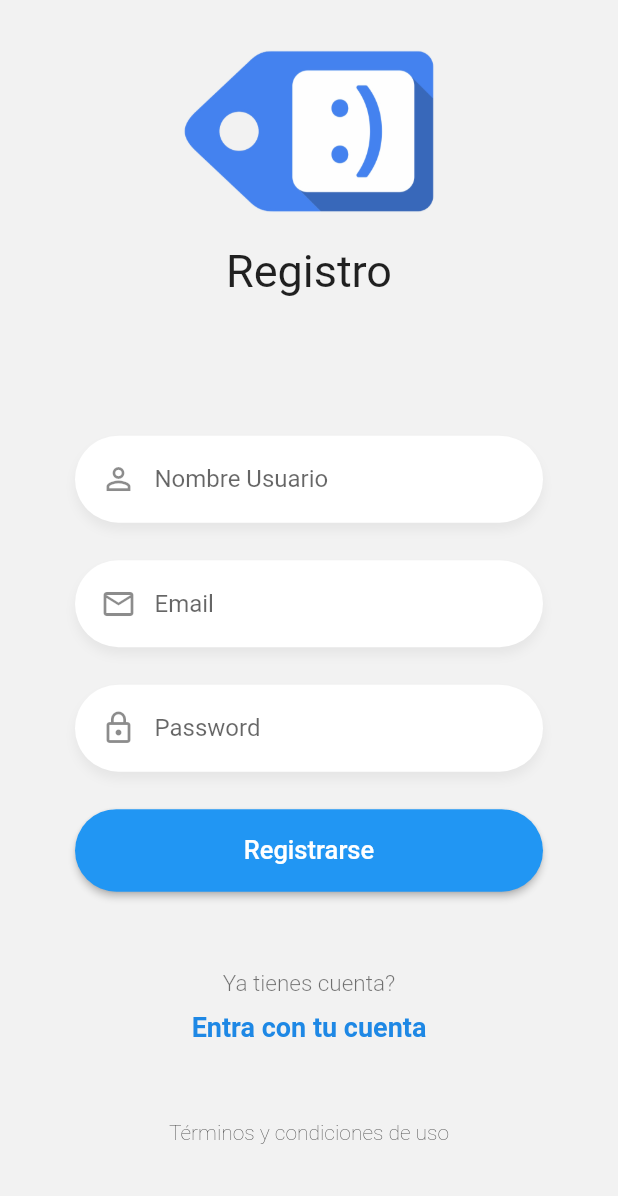
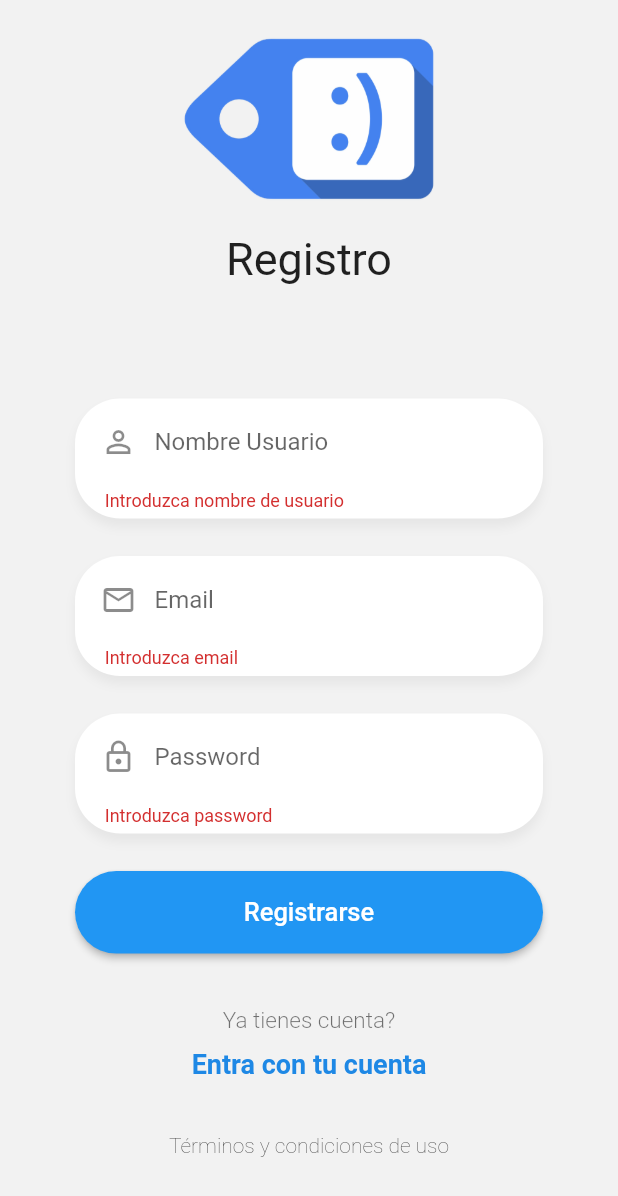
Before and after one commit to TioRou/flutter-chat-app, a Flutter app: the RegisterPage screen opened by its route, after a tap on "Registrarse", on a phone screen of 412 x 824 dp. Shown: the top 1196 px of the screen. Run offline on Flutter 3.47's test engine with Material 2 defaults, Android fonts, the phone set to English and light mode, and no system bars; our stand-ins replace flutter_secure_storage, pull_to_refresh; accounts and stored records are empty.

Commit message:
Login y Registro

```diff
--- /dev/null
+++ b/lib/src/global/environment.dart
@@ -0,0 +1,11 @@
+import 'dart:io';
+
+class Environment {
+  static String apiUrl = Platform.isIOS
+      ? 'http://localhost:3000/api'
+      : 'http://192.168.0.20:3000/api';
+
+  static String socketUrl = Platform.isIOS
+      ? 'http://localhost:3000/'
+      : 'http://192.168.0.20:3000/';
+}
--- /dev/null
+++ b/lib/src/models/login_response.dart
@@ -0,0 +1,35 @@
+// To parse this JSON data, do
+//
+//     final loginResponse = loginResponseFromJson(jsonString);
+
+import 'dart:convert';
+
+import 'package:chat_app/src/models/usuario.dart';
+
+LoginResponse loginResponseFromJson(String str) => LoginResponse.fromJson(json.decode(str));
+
+String loginResponseToJson(LoginResponse data) => json.encode(data.toJson());
+
+class LoginResponse {
+  LoginResponse({
+    this.ok,
+    this.usuario,
+    this.token,
+  });
+
+  bool ok;
+  Usuario usuario;
+  String token;
+
+  factory LoginResponse.fromJson(Map<String, dynamic> json) => LoginResponse(
+    ok: json["ok"],
+    usuario: Usuario.fromJson(json["usuario"]),
+    token: json["token"],
+  );
+
+  Map<String, dynamic> toJson() => {
+    "ok": ok,
+    "usuario": usuario.toJson(),
+    "token": token,
+  };
+}
--- a/lib/src/models/usuario.dart
+++ b/lib/src/models/usuario.dart
@@ -1,15 +1,37 @@
+// To parse this JSON data, do
+//
+//     final usuario = usuarioFromJson(jsonString);
 
+import 'dart:convert';
+
+Usuario usuarioFromJson(String str) => Usuario.fromJson(json.decode(str));
+
+String usuarioToJson(Usuario data) => json.encode(data.toJson());
 
 class Usuario {
+  Usuario({
+    this.online,
+    this.nombre,
+    this.email,
+    this.uid,
+  });
+
   bool online;
+  String nombre;
   String email;
-  String nombre;
   String uid;
 
-  Usuario({
-    this.online,
-    this.email,
-    this.nombre,
-    this.uid
-  });
+  factory Usuario.fromJson(Map<String, dynamic> json) => Usuario(
+    online: json["online"],
+    nombre: json["nombre"],
+    email: json["email"],
+    uid: json["uid"],
+  );
+
+  Map<String, dynamic> toJson() => {
+    "online": online,
+    "nombre": nombre,
+    "email": email,
+    "uid": uid,
+  };
 }
--- a/lib/src/pages/register_page.dart
+++ b/lib/src/pages/register_page.dart
@@ -1,8 +1,11 @@
 import 'package:flutter/material.dart';
 import 'package:flutter/rendering.dart';
 import 'package:flutter/services.dart';
+import 'package:provider/provider.dart';
+
+import 'package:chat_app/src/helpers/mostrar_alerta.dart';
 import 'package:chat_app/src/widgets/custom_input.dart';
-
+import 'package:chat_app/src/service/auth_service.dart';
 import 'package:chat_app/src/widgets/custom_label.dart';
 import 'package:chat_app/src/widgets/custom_logo.dart';
 import 'package:chat_app/src/widgets/custom_elevated_button.dart';
@@ -51,24 +54,31 @@ class __FormState extends State<_Form> {
   final nameController = TextEditingController();
   final emailController = TextEditingController();
   final passwordController = TextEditingController();
+  final _formKeyRegister = new GlobalKey<FormState>();
 
   @override
   Widget build(BuildContext context) {
+    final authService = Provider.of<AuthService>(context);
+
     return Container(
       margin: EdgeInsets.only(top: 40),
       padding: EdgeInsets.symmetric(horizontal: 50),
+      child: Form(
+        key: _formKeyRegister,
         child: Column(
           children: [
             CustomInput(
                 icon: Icons.perm_identity,
                 placeholder: 'Nombre Usuario',
                 textController: nameController,
+                origen: 'Register',
             ),
             SizedBox(height: 25),
             CustomInput(
                 icon: Icons.email_outlined,
                 placeholder: 'Email',
                 textController: emailController,
+                origen: 'Register',
                 keyboardType: TextInputType.emailAddress
             ),
             SizedBox(height: 25),
@@ -76,11 +86,30 @@ class __FormState extends State<_Form> {
               icon: Icons.lock_outline,
               placeholder: 'Password',
               textController: passwordController,
+              origen: 'Register',
               isPassword: true,
             ),
             SizedBox(height: 25),
-          CustomElevatedButton(controller: emailController, texto: 'Registrarse',)
+            CustomElevatedButton(
+              onPressed: authService.registrando ? null : () async {
+                if(_formKeyRegister.currentState.validate()) {
+                  FocusScope.of(context).unfocus();
+                  final registroOK = await authService.register(nameController.text.trim(), emailController.text.trim(), passwordController.text.trim());
+
+                  if (registroOK['ok']) {
+                    // TODO: Conectar a nuestro Socket Server
+
+                    Navigator.pushReplacementNamed(context, 'usuarios');
+                  } else {
+                    mostrarAlerta(context, 'Error Login', registroOK['msg']);
+                  }
+                }
+
+              },
+              texto: 'Registrarse',
+            )
           ],
+        ),
       ),
     );
   }
--- a/lib/src/pages/usuarios_page.dart
+++ b/lib/src/pages/usuarios_page.dart
@@ -1,6 +1,8 @@
 import 'package:flutter/material.dart';
+import 'package:provider/provider.dart';
 import 'package:pull_to_refresh/pull_to_refresh.dart';
 
+import 'package:chat_app/src/service/auth_service.dart';
 import 'package:chat_app/src/models/usuario.dart';
 
 class UsuariosPage extends StatefulWidget {
@@ -21,15 +23,22 @@ class _UsuariosPageState extends State<UsuariosPage> {
 
   @override
   Widget build(BuildContext context) {
+    final authService = Provider.of<AuthService>(context);
+    final usuario = authService.usuario;
+
     return SafeArea(
       child: Scaffold(
         appBar: AppBar(
-          title: Text('Mi nombre', style: TextStyle(color: Colors.black87),),
+          title: Text(usuario.nombre, style: TextStyle(color: Colors.black87),),
           elevation: 1,
           backgroundColor: Colors.white,
           leading: IconButton(
             icon: Icon(Icons.exit_to_app, color: Colors.black87,),
-            onPressed: () {},
+            onPressed: () {
+              //TODO: Desconectar del socket server
+              Navigator.pushReplacementNamed(context, 'login');
+              AuthService.deleteToken();
+            },
           ),
           actions: [
             Container(
--- a/lib/src/widgets/custom_elevated_button.dart
+++ b/lib/src/widgets/custom_elevated_button.dart
@@ -1,14 +1,13 @@
 import 'package:flutter/material.dart';
 
 class CustomElevatedButton extends StatelessWidget {
-  final TextEditingController controller;
+  final Function onPressed;
   final String texto;
 
   const CustomElevatedButton({
-    Key key,
-    @required this.controller,
-    @required this.texto
-  }) : super(key: key);
+    @required this.onPressed,
+    @required this.texto,
+  });
 
   @override
   Widget build(BuildContext context) {
@@ -19,9 +18,7 @@ class CustomElevatedButton extends StatelessWidget {
             shape: StadiumBorder(),
             minimumSize: Size(double.infinity, 55)
         ),
-        onPressed: () {
-          print(this.controller.text);
-        }
+        onPressed: onPressed,
     );
   }
 }
--- a/lib/src/widgets/custom_input.dart
+++ b/lib/src/widgets/custom_input.dart
@@ -1,3 +1,4 @@
+import 'package:chat_app/src/helpers/mostrar_alerta.dart';
 import 'package:flutter/material.dart';
 
 class CustomInput extends StatelessWidget {
@@ -5,20 +6,22 @@ class CustomInput extends StatelessWidget {
   final IconData icon;
   final String placeholder;
   final TextEditingController textController;
+  final String origen;
   final TextInputType keyboardType;
   final bool isPassword;
 
   const CustomInput({
-    Key key,
     @required this.icon,
     @required this.placeholder,
     @required this.textController,
+    @required this.origen,
     this.keyboardType = TextInputType.text,
     this.isPassword = false
-    }) : super(key: key);
+    });
 
   @override
   Widget build(BuildContext context) {
+
     return Container(
         padding: EdgeInsets.only(top: 5, bottom: 5, left: 5, right: 20),
         decoration: BoxDecoration(
@@ -32,7 +35,7 @@ class CustomInput extends StatelessWidget {
               ),
             ]
         ),
-        child: TextField(
+        child: TextFormField(
           controller: this.textController,
           textAlignVertical: TextAlignVertical.center,
           autocorrect: false,
@@ -44,6 +47,45 @@ class CustomInput extends StatelessWidget {
               border: InputBorder.none,
               hintText: this.placeholder
           ),
+          validator: (value) {
+            if (value.isEmpty) {
+              if(this.placeholder == 'Email') {
+                return '     Introduzca email';
+              } else if(this.placeholder == 'Password'){
+                return '     Introduzca password';
+              } else if(this.placeholder == 'Nombre Usuario') {
+                return '     Introduzca nombre de usuario';
+              }
+            }
+
+            if(this.placeholder == 'Email' && !value.contains('@')) {
+              return '     Introduzca un email valido';
+            }
+
+            if(this.placeholder == 'Password' && this.origen == 'Register') {
+              final String str = value;
+              final RegExp regExp1 = new RegExp('[a-z]');
+              final bool match1 = regExp1.hasMatch(str);
+
+              final RegExp regExp2 = new RegExp('[A-Z]');
+              final bool match2 = regExp2.hasMatch(str);
+
+              final RegExp regExp3 = new RegExp('[0-9]');
+              final bool match3 = regExp3.hasMatch(str);
+
+              final RegExp regExp4 = new RegExp('[!@#%&():;<>/=?]');
+              final bool match4 = regExp4.hasMatch(str);
+
+              if (!match1 || !match2 || !match3 || !match4 || str.length < 8) {
+                mostrarAlerta(context, 'La password debe contener al menos:',
+                  '1 número\n1 mayúscula\n1 minúscula\n1 carácter especial (!@#%&():;<>/=?)\nY debe tener, al menos, 8 caracteres' );
+                return '     Introduzca una password valida';
+              }
+
+            }
+
+            return null;
+          },
         )
     );
   }
--- a/pubspec.yaml
+++ b/pubspec.yaml
@@ -29,6 +29,9 @@ dependencies:
   # Use with the CupertinoIcons class for iOS style icons.
   cupertino_icons: ^1.0.2
   pull_to_refresh: ^1.6.4
+  provider: ^5.0.0
+  http: ^0.13.0
+  flutter_secure_storage: ^4.1.0
 
 dev_dependencies:
   flutter_test:
```
Also changed, not shown: lib/main.dart (+12 -5 lines), lib/src/helpers/mostrar_alerta.dart (added, +41 -0 lines), lib/src/models/ko_response.dart (added, +29 -0 lines), lib/src/pages/loading_page.dart (+36 -1 lines), lib/src/pages/login_page.dart (+27 -1 lines), lib/src/service/auth_service.dart (added, +158 -0 lines), pubspec.lock, 3 other files. Lines whose indentation alone changed are shown as unchanged.
